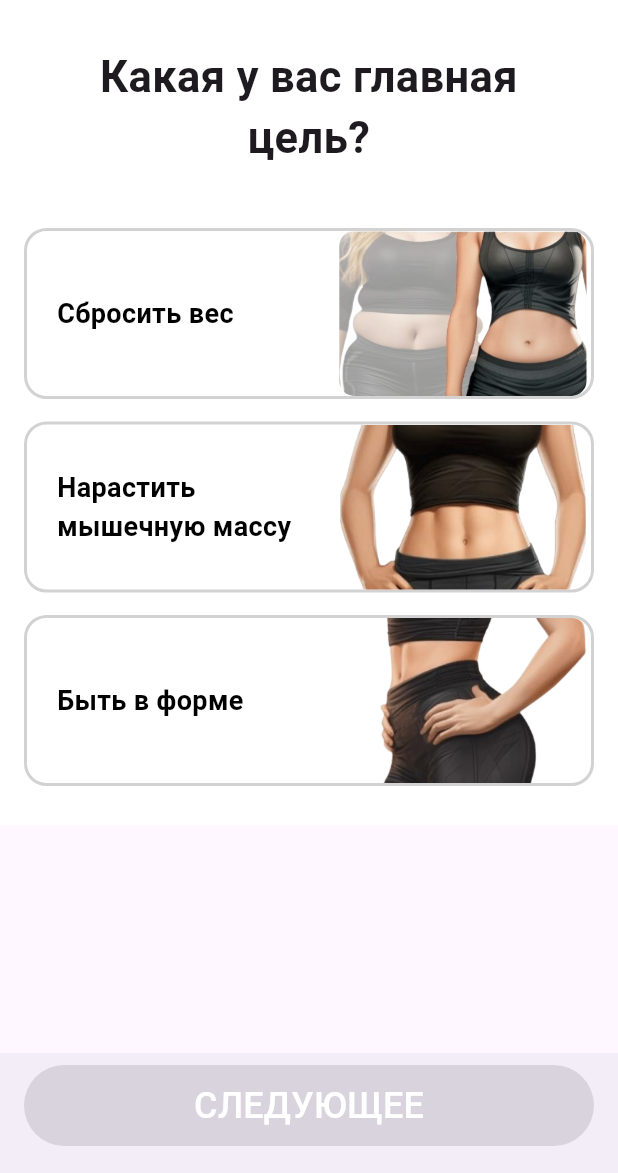
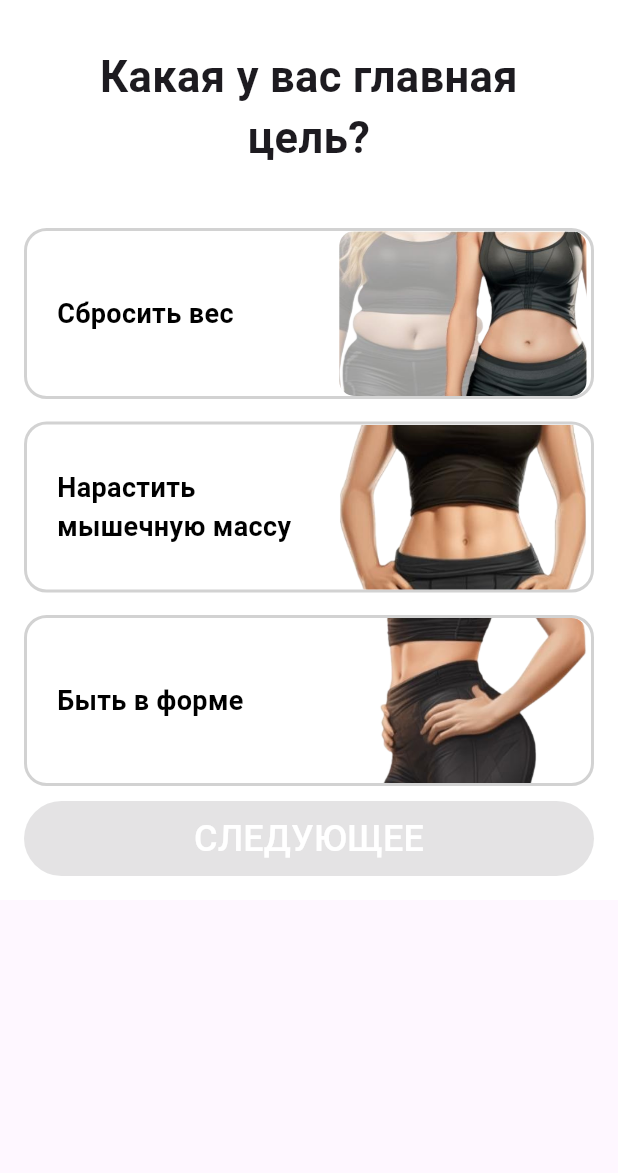
Before and after one commit to Zakirov-Yuriy/flutter_fitnes_live, a Flutter app: the SolePurpose screen opened directly, on a phone screen of 412 x 824 dp, the part 63-1236 px from its top. Run offline on Flutter 3.47's test engine with Material 3 defaults, Android fonts, the phone set to English and light mode, and no system bars.

Commit message:
initial code revision

```diff
--- /dev/null
+++ b/devtools_options.yaml
@@ -0,0 +1 @@
+extensions:
--- a/lib/screens/enter_your_birthday_screen.dart
+++ b/lib/screens/enter_your_birthday_screen.dart
@@ -71,7 +71,7 @@ class _EnterYourBirthdayState extends State<EnterYourBirthday> {
 
             // Вращающийся барабан с годами
             Container(
-              height: 400,
+              height: 350,
               child: CupertinoPicker(
                 itemExtent: 60.0,
                 scrollController: FixedExtentScrollController(
--- a/lib/screens/how_much_you_weigh_screen.dart
+++ b/lib/screens/how_much_you_weigh_screen.dart
@@ -134,7 +134,7 @@ class _HowMuchYouWeighState extends State<HowMuchYouWeigh> {
             buildSelectedRuler(),
             SizedBox(height: 20),
             BMIIndicator(bmi: bmiValue),
-            SizedBox(height: 140),
+            SizedBox(height: 90),
             ElevatedButton(
               onPressed: (isSelected[0] || isSelected[1]) && bmiValue > 0
                   ? () {
--- a/lib/screens/question_answer_screen.dart
+++ b/lib/screens/question_answer_screen.dart
@@ -77,7 +77,7 @@ class _GoalScreenState extends State<GoalScreen> {
               labelText: 'Набрать форму',
               onSelected: (isSelected) => updateButtonState(isSelected),
             ),
-            SizedBox(height: 55.0),
+            SizedBox(height: 10.0),
             // Виджет "Поднятая кнопка" для перехода к следующему вопросу
             ElevatedButton(
               onPressed: isButtonEnabled
--- a/lib/screens/sole_purpose_screen.dart
+++ b/lib/screens/sole_purpose_screen.dart
@@ -85,21 +85,13 @@ class _SolePurposeState extends State<SolePurpose> {
                     'Добро пожаловать в мир здоровья и активности!',
                 customIcon: CostomIcons.success_ifcteb55zwwt,
               ),
-            ],
-          ),
-        ),
-      ),
-      bottomNavigationBar: BottomAppBar(
-        elevation: 0,
-        padding: EdgeInsets.only(bottom: 10),
-        child: Container(
-          padding: EdgeInsets.symmetric(horizontal: 16.0, vertical: 8.0),
-          child: ElevatedButton(
+              ElevatedButton(
                 onPressed: isButtonEnabled
                     ? () {
                         Navigator.push(
                           context,
-                      MaterialPageRoute(builder: (context) => SmartExercise()),
+                          MaterialPageRoute(
+                              builder: (context) => SmartExercise()),
                         );
                         setState(() {
                           completedAnswers++;
@@ -123,8 +115,46 @@ class _SolePurposeState extends State<SolePurpose> {
                   ),
                 ),
               ),
+            ],
           ),
         ),
+      ),
+      // bottomNavigationBar: BottomAppBar(
+      //   elevation: 0,
+      //   padding: EdgeInsets.only(bottom: 10),
+      //   child: Container(
+      //     padding: EdgeInsets.symmetric(horizontal: 16.0, vertical: 8.0),
+      //     child: ElevatedButton(
+      //       onPressed: isButtonEnabled
+      //           ? () {
+      //               Navigator.push(
+      //                 context,
+      //                 MaterialPageRoute(builder: (context) => SmartExercise()),
+      //               );
+      //               setState(() {
+      //                 completedAnswers++;
+      //               });
+      //             }
+      //           : null,
+      //       style: ElevatedButton.styleFrom(
+      //         minimumSize: const Size(double.infinity, 50),
+      //         backgroundColor: isButtonEnabled
+      //             ? const Color.fromRGBO(255, 51, 119, 1)
+      //             : Colors.grey,
+      //         shape: RoundedRectangleBorder(
+      //           borderRadius: BorderRadius.circular(30),
+      //         ),
+      //       ),
+      //       child: Text(
+      //         'СЛЕДУЮЩЕЕ',
+      //         style: TextStyle(
+      //           fontSize: 24.0,
+      //           color: Colors.white,
+      //         ),
+      //       ),
+      //     ),
+      //   ),
+      // ),
     );
   }
 }
--- a/lib/screens/what_you_want_to_work_on.dart
+++ b/lib/screens/what_you_want_to_work_on.dart
@@ -46,7 +46,8 @@ class _WhatYouWantToWorkOnState extends State<WhatYouWantToWorkOn> {
                   height: 490,
                 ), // Изображение силуэта человека
 
-                Column(
+                Expanded(
+                  child: Column(
                     children: [
                       // Виджет для выбора "Руки"
                       WhatYouWantToWorkOnWidget(
@@ -126,10 +127,11 @@ class _WhatYouWantToWorkOnState extends State<WhatYouWantToWorkOn> {
                       // ),
                     ],
                   ),
+                ),
               ],
             ),
 
-            SizedBox(height: 70.0),
+            SizedBox(height: 10.0),
 
             ElevatedButton(
               onPressed: isButtonEnabled
--- a/lib/widgets/indicate your height/height_ruler_centimeters_widget.dart
+++ b/lib/widgets/indicate your height/height_ruler_centimeters_widget.dart
@@ -38,7 +38,7 @@ class _HeightRulerCentimetersVerticalState
           ),
           // Внутренний контейнер содержит линейку и изображение.
           Container(
-            height: 450,
+            height: 400,
             width: double.infinity,
             child: Row(
               children: [
@@ -131,7 +131,7 @@ class _HeightRulerCentimetersVerticalState
                     SizedBox(height: 10),
                     // Дополнительный контейнер с двумя виджетами, представляющими декоративные элементы.
                     Container(
-                      width: 175,
+                      width: 140,
                       height: 2,
                       color: Color.fromRGBO(255, 51, 119, 1),
                     ),
--- a/lib/widgets/sole purpose/sole_purpose_widget.dart
+++ b/lib/widgets/sole purpose/sole_purpose_widget.dart
@@ -89,7 +89,7 @@ class _SolePurposeWidgetState extends State<SolePurposeWidget> {
           const SizedBox(height: 10),
           if (widget.isSelected)
             Container(
-              padding: const EdgeInsets.all(20),
+              padding: const EdgeInsets.all(3),
               decoration: BoxDecoration(
                 borderRadius: BorderRadius.circular(15),
                 color: const Color.fromRGBO(241, 244, 247, 1),
--- a/lib/widgets/what you want to work on/what_you_want_to_work_on_widget.dart
+++ b/lib/widgets/what you want to work on/what_you_want_to_work_on_widget.dart
@@ -101,7 +101,7 @@ class _WhatYouWantToWorkOnWidgetState extends State<WhatYouWantToWorkOnWidget> {
         child: Container(
           height: 65,
           width: 157,
-          padding: const EdgeInsets.all(10),
+          padding: const EdgeInsets.all(7),
           decoration: BoxDecoration(
             borderRadius: BorderRadius.circular(15),
             border: Border.all(
@@ -117,7 +117,7 @@ class _WhatYouWantToWorkOnWidgetState extends State<WhatYouWantToWorkOnWidget> {
           child: Row(
             mainAxisAlignment: MainAxisAlignment.spaceBetween,
             children: [
-              const SizedBox(width: 10),
+              // const SizedBox(width: 10),
               Expanded(
                 child: Text(
                   widget.labelText,
@@ -129,7 +129,7 @@ class _WhatYouWantToWorkOnWidgetState extends State<WhatYouWantToWorkOnWidget> {
                   ),
                 ),
               ),
-              const SizedBox(width: 20),
+              // const SizedBox(width: 5),
               Icon(
                 isSelected
                     ? Icons.check_circle_outlined
```
Lines whose indentation alone changed are shown as unchanged.
